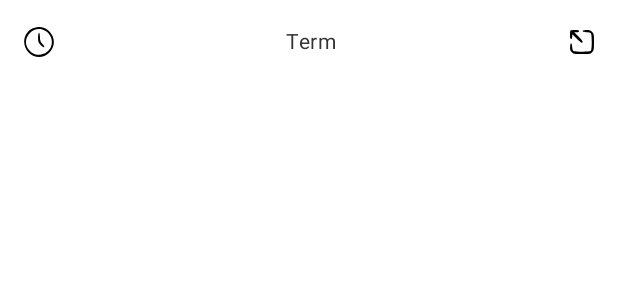
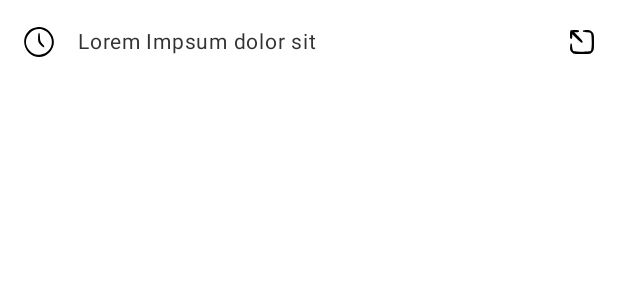
Before and after one commit to Garabriels3/ml-challenge, an Android app built with Jetpack Compose: the @Preview function SearchProductItemComponentPreview, on a phone screen of 412 x 824 dp. Shown: the top 300 px of the screen. Run offline under Robolectric (Android 15) with nearby library versions, the phone set to English and light mode, and no system bars.

Commit message:
adjust search product item to become more responsive when terms is big

```diff
--- a/feature/products/src/main/java/com/br/products/presentation/searchproduct/view/compose/SearchProductItemComponent.kt
+++ b/feature/products/src/main/java/com/br/products/presentation/searchproduct/view/compose/SearchProductItemComponent.kt
@@ -1,22 +1,24 @@
 package com.br.products.presentation.searchproduct.view.compose
 
 import androidx.compose.foundation.background
-import androidx.compose.foundation.layout.Arrangement
 import androidx.compose.foundation.layout.Row
+import androidx.compose.foundation.layout.Spacer
 import androidx.compose.foundation.layout.fillMaxWidth
 import androidx.compose.foundation.layout.padding
 import androidx.compose.foundation.layout.size
+import androidx.compose.foundation.layout.width
 import androidx.compose.material3.Icon
 import androidx.compose.material3.Text
 import androidx.compose.runtime.Composable
 import androidx.compose.ui.Alignment.Companion.CenterVertically
 import androidx.compose.ui.Modifier
 import androidx.compose.ui.res.painterResource
+import androidx.compose.ui.text.style.TextOverflow
 import androidx.compose.ui.tooling.preview.Preview
-import com.br.design_system.theme.MlChallengeTheme
 import com.br.design_system.R
 import com.br.design_system.theme.ColorApp
 import com.br.design_system.theme.FontSize
+import com.br.design_system.theme.MlChallengeTheme
 import com.br.design_system.theme.Sizing
 import com.br.design_system.theme.Spacing
 
@@ -28,18 +30,22 @@ fun SearchProductItemComponent(term: String) {
             .background(color = ColorApp.background)
             .padding(Spacing.scale16),
         verticalAlignment = CenterVertically,
-        horizontalArrangement = Arrangement.SpaceBetween
     ) {
         Icon(
             modifier = Modifier.size(Sizing.scale20),
             painter = painterResource(id = R.drawable.ic_clock),
             contentDescription = null
         )
+        Spacer(modifier = Modifier.width(Sizing.scale16))
         Text(
+            modifier = Modifier.weight(1f),
             text = term,
+            maxLines = 1,
+            overflow = TextOverflow.Ellipsis,
             color = ColorApp.textOnPrimary,
             fontSize = FontSize.scale2Xs
         )
+        Spacer(modifier = Modifier.width(Sizing.scale20))
         Icon(
             modifier = Modifier.size(Sizing.scale16),
             painter = painterResource(id = R.drawable.ic_fetch),
@@ -53,7 +59,7 @@ fun SearchProductItemComponent(term: String) {
 fun SearchProductItemComponentPreview() {
     MlChallengeTheme {
         SearchProductItemComponent(
-            term = "Term"
+            term = "Lorem Impsum dolor sit"
         )
     }
 }
```
